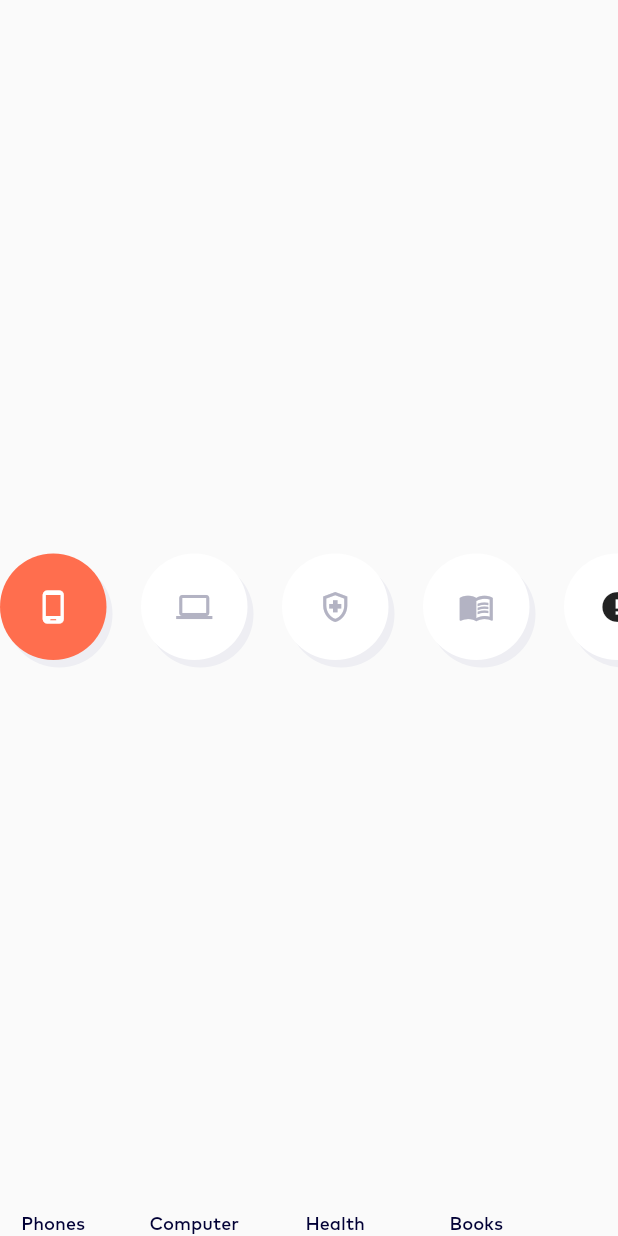
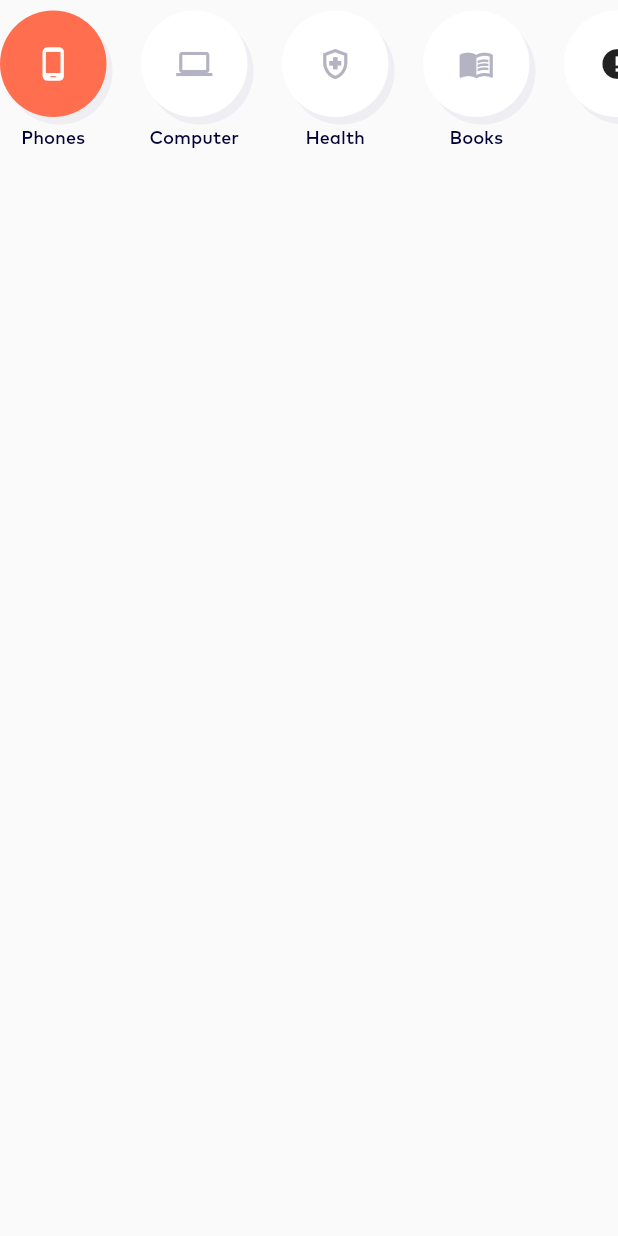
Before and after one commit to Richaa2/Ecommerce_project, a Flutter app: the CategoryList widget shown alone on an empty page, opened directly, on a phone screen of 412 x 824 dp. Run offline on Flutter 3.47's test engine with Material 2 defaults, Android fonts, the phone set to English and light mode, and no system bars; our stand-ins replace bloc, dartz, equatable, flutter_bloc, get_it, internet_connection_checker; network calls fail.

```diff
--- a/lib/consts.dart
+++ b/lib/consts.dart
@@ -1,4 +1,6 @@
 import 'package:flutter/material.dart';
+
+import 'features/main/domain/entities/category_entity.dart';
 
 const Color textColorblue = Color(0xff010035);
 
@@ -22,3 +24,14 @@ const List<String> size = [
   '7.5 to 8.5 inches'
 ];
 String selectedSize = size[0];
+
+List<CategoryEntity> categories = [
+  CategoryEntity(
+      icon: Icons.phone_android_outlined, name: 'Phones', selected: true),
+  CategoryEntity(
+      icon: Icons.computer_outlined, name: 'Computer', selected: false),
+  CategoryEntity(
+      icon: Icons.health_and_safety_outlined, name: 'Health', selected: false),
+  CategoryEntity(
+      icon: Icons.menu_book_outlined, name: 'Books', selected: false),
+];
--- a/lib/features/main/presentation/bloc/main_bloc.dart
+++ b/lib/features/main/presentation/bloc/main_bloc.dart
@@ -19,7 +19,7 @@ class MainBloc extends Bloc<MainEvent, MainState> {
   MainBloc({required this.getHomeStoreBloc}) : super(MainInitial()) {
     on<LoadEvent>((event, emit) async {
       emit(MainLoadingState());
-      final currentState = state;
+
       List<HomeStoreEntity> homeStoreElement = [];
       List<BestSellerEntity> homeBestElement = [];
       late MyCartEntity pageCartElement;
--- a/lib/features/main/presentation/widgets/best_sellers_list.dart
+++ b/lib/features/main/presentation/widgets/best_sellers_list.dart
@@ -9,7 +9,9 @@ class BestSellersList extends StatelessWidget {
 
   @override
   Widget build(BuildContext context) {
-    return GridView.builder(
+    return SizedBox(
+      height: 120 * bestSeller.length.toDouble(),
+      child: GridView.builder(
         physics: const NeverScrollableScrollPhysics(),
         itemCount: bestSeller.length,
         gridDelegate: const SliverGridDelegateWithFixedCrossAxisCount(
@@ -97,6 +99,7 @@ class BestSellersList extends StatelessWidget {
             ]),
           );
         },
+      ),
     );
   }
 }
--- a/lib/features/main/presentation/widgets/category_list.dart
+++ b/lib/features/main/presentation/widgets/category_list.dart
@@ -6,6 +6,7 @@ import 'package:flutter/cupertino.dart';
 import 'package:flutter/material.dart';
 import 'package:flutter_bloc/flutter_bloc.dart';
 
+import '../../../../consts.dart';
 import '../../domain/entities/category_entity.dart';
 import 'category_round_button.dart';
 
@@ -14,26 +15,14 @@ class CategoryList extends StatelessWidget {
 
   @override
   Widget build(BuildContext context) {
-    List<CategoryEntity> categories = [
-      CategoryEntity(
-          icon: Icons.phone_android_outlined, name: 'Phones', selected: true),
-      CategoryEntity(
-          icon: Icons.computer_outlined, name: 'Computer', selected: false),
-      CategoryEntity(
-          icon: Icons.health_and_safety_outlined,
-          name: 'Health',
-          selected: false),
-      CategoryEntity(
-          icon: Icons.menu_book_outlined, name: 'Books', selected: false),
-    ];
-    var screenSize = MediaQuery.of(context).size;
-    var heightScreen = screenSize.height;
     return BlocConsumer<CategoryCubit, CategoryStateCubit>(
       listener: (context, state) {
         log(state.toString());
       },
       builder: (context, state) {
-        return ListView.builder(
+        return Container(
+          height: 100,
+          child: ListView.builder(
             scrollDirection: Axis.horizontal,
             itemCount: 10,
             itemBuilder: (BuildContext context, int index) {
@@ -48,6 +37,7 @@ class CategoryList extends StatelessWidget {
                 categories: categories,
               );
             },
+          ),
         );
       },
     );
--- a/lib/features/main/presentation/widgets/hot_sales_list.dart
+++ b/lib/features/main/presentation/widgets/hot_sales_list.dart
@@ -13,7 +13,9 @@ class HotSalesList extends StatelessWidget {
     var heightScreen = screenSize.height;
     var widthScreen = screenSize.width;
 
-    return ListView.builder(
+    return Container(
+      height: heightScreen / 4.1,
+      child: ListView.builder(
         physics: const PageScrollPhysics(),
         scrollDirection: Axis.horizontal,
         itemCount: hotSales.length,
@@ -98,6 +100,7 @@ class HotSalesList extends StatelessWidget {
             ],
           );
         },
+      ),
     );
   }
 }
```
Also changed, not shown: lib/features/main/presentation/pages/first_page.dart (+7 -22 lines), lib/features/main/presentation/widgets/location_widget.dart (+13 -2 lines), lib/features/main/presentation/widgets/search_widget.dart (+12 -3 lines), lib/features/main/presentation/widgets/view_all.dart (+19 -1 lines). Lines whose indentation alone changed are shown as unchanged.
